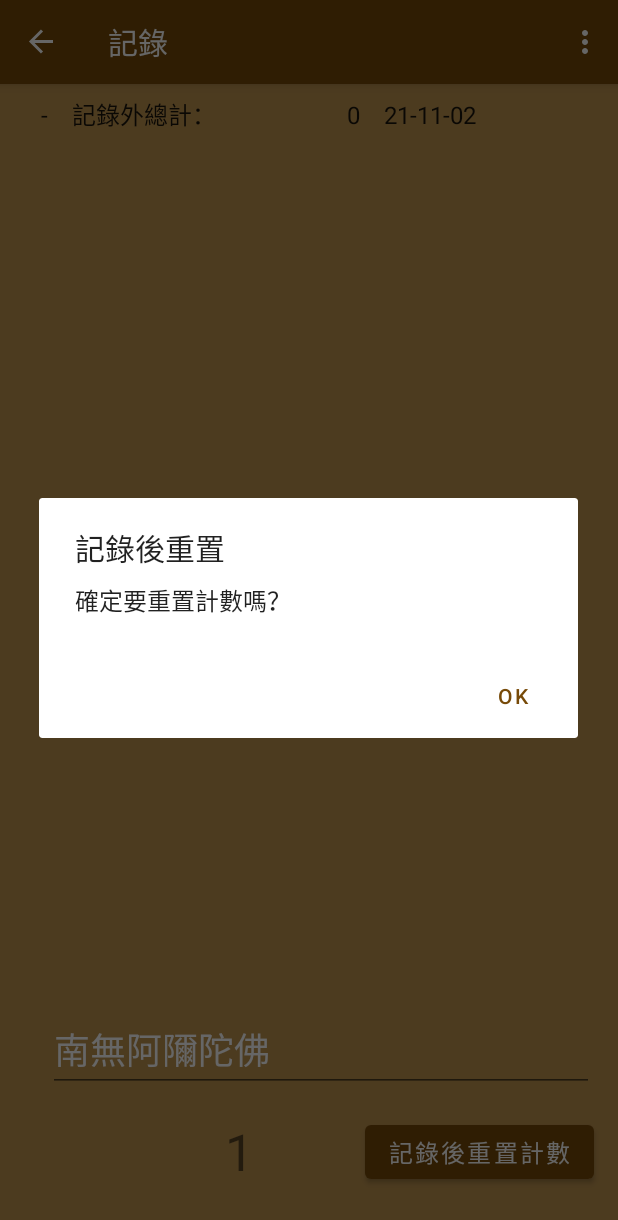
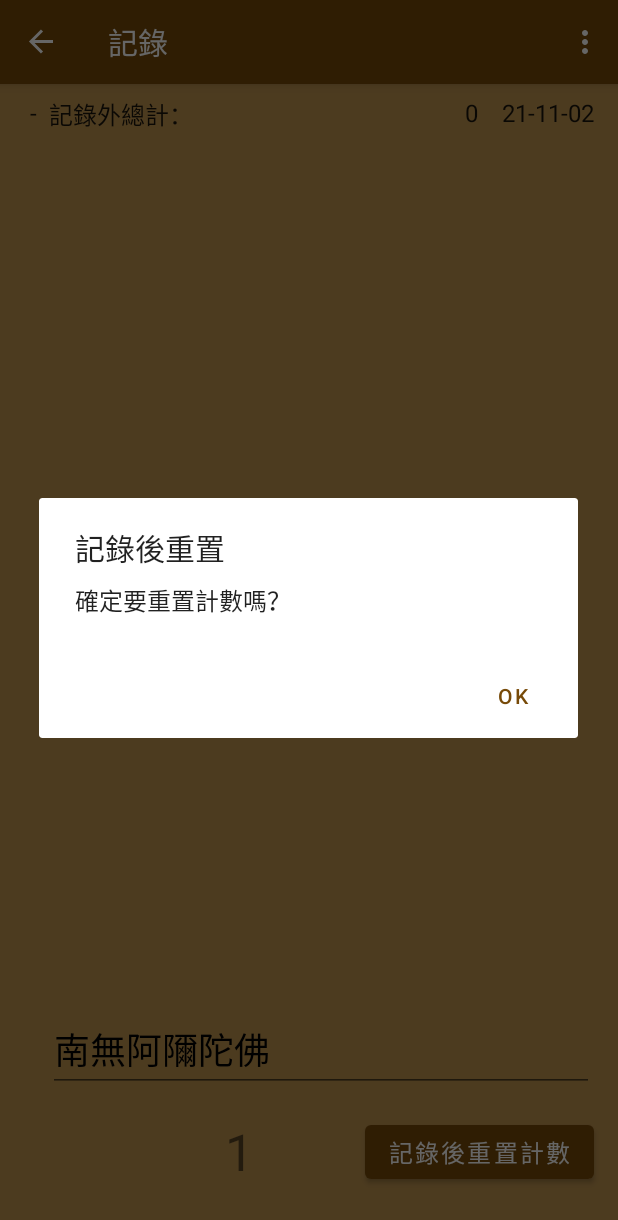
Before and after one commit to alexjean/BuddhaCount, an Android app: the RecordFragment screen opened through its navigation route, after a tap on "記錄後重置計數", on a phone screen of 412 x 824 dp. Shown: the top 1220 px of the screen. Run offline under Robolectric (Android 15) with nearby library versions, the phone set to English and light mode, and no system bars; our stand-ins replace navigation-ui.

Commit message:
chore:item用ConstrainLayout重排, editText multiline

```diff
--- a/app/build.gradle
+++ b/app/build.gradle
@@ -4,7 +4,7 @@ plugins {
 
 android {
     signingConfigs {
-        debug {
+        release {
             storeFile file('C:\\Users\\alexj\\GoogePlayKey.jks')
             storePassword 'loveAlex'
             keyPassword 'loveAlex'
@@ -17,8 +17,8 @@ android {
         applicationId "com.tomorrow_eyes.buddhacount"
         minSdk 26
         targetSdk 30
-        versionCode 3
-        versionName '1.01'
+        versionCode 4
+        versionName '1.02'
 
         testInstrumentationRunner "androidx.test.runner.AndroidJUnitRunner"
     }
@@ -52,8 +52,8 @@ dependencies {
     implementation 'androidx.navigation:navigation-ui:2.3.5'
     implementation 'androidx.legacy:legacy-support-v4:1.0.0'
     implementation 'androidx.recyclerview:recyclerview:1.2.1'
-    implementation 'androidx.lifecycle:lifecycle-livedata-ktx:2.3.1'
-    implementation 'androidx.lifecycle:lifecycle-viewmodel-ktx:2.3.1'
+    implementation 'androidx.lifecycle:lifecycle-livedata-ktx:2.4.0'
+    implementation 'androidx.lifecycle:lifecycle-viewmodel-ktx:2.4.0'
 
     testImplementation 'junit:junit:4.13.2'
     androidTestImplementation 'androidx.test.ext:junit:1.1.3'
--- a/app/src/main/AndroidManifest.xml
+++ b/app/src/main/AndroidManifest.xml
@@ -11,13 +11,13 @@
         android:supportsRtl="true"
         android:theme="@style/Theme.BuddhaCount">
         <activity
+            android:screenOrientation="portrait"
             android:name=".MainActivity"
             android:exported="true"
             android:label="@string/app_name"
             android:theme="@style/Theme.BuddhaCount.NoActionBar">
             <intent-filter>
                 <action android:name="android.intent.action.MAIN" />
-
                 <category android:name="android.intent.category.LAUNCHER" />
             </intent-filter>
         </activity>
--- a/app/src/main/java/com/tomorrow_eyes/buddhacount/RecordFragment.java
+++ b/app/src/main/java/com/tomorrow_eyes/buddhacount/RecordFragment.java
@@ -91,7 +91,8 @@ public class RecordFragment extends Fragment {
 
         binding.buttonReset.setOnClickListener(view1 -> {
             String content = binding.editTextTitle.getText().toString();
-            content=content.replace(",","").trim();  // 不准有逗号
+            content=content.replace(",","");  // 不准有逗号
+            content=content.replace("\n", " ").trim();
             binding.editTextTitle.setText(content);
             String msg = "計數為0, 不入上方列表";
             if (!content.equals(viewModel.getTitle())) {
--- a/app/src/main/res/layout/fragment_item.xml
+++ b/app/src/main/res/layout/fragment_item.xml
@@ -1,37 +1,53 @@
 <?xml version="1.0" encoding="utf-8"?>
-<LinearLayout xmlns:android="http://schemas.android.com/apk/res/android"
+<androidx.constraintlayout.widget.ConstraintLayout xmlns:android="http://schemas.android.com/apk/res/android"
+    xmlns:app="http://schemas.android.com/apk/res-auto"
+    xmlns:tools="http://schemas.android.com/tools"
+    android:id="@+id/linearLayout"
     android:layout_width="match_parent"
     android:layout_height="wrap_content"
-    android:orientation="horizontal">
+    android:layout_margin="8dp">
 
     <TextView
         android:id="@+id/item_number"
-        android:layout_width="24dp"
+        android:layout_width="wrap_content"
         android:layout_height="wrap_content"
-        android:layout_margin="@dimen/text_margin"
+        android:layout_marginStart="8dp"
+        android:layout_marginEnd="8dp"
         android:textAlignment="textEnd"
         android:textAppearance="?attr/textAppearanceListItem"
-        android:visibility="visible" />
+        android:visibility="visible"
+        app:layout_constraintEnd_toStartOf="@+id/content"
+        app:layout_constraintStart_toStartOf="parent"
+        app:layout_constraintTop_toTopOf="parent" />
 
     <TextView
         android:id="@+id/content"
-        android:layout_width="112dp"
+        android:layout_width="0dp"
         android:layout_height="wrap_content"
-        android:layout_margin="@dimen/text_margin"
-        android:textAppearance="?attr/textAppearanceListItem" />
+        android:layout_marginEnd="8dp"
+        android:textAppearance="?attr/textAppearanceListItem"
+        app:layout_constraintEnd_toStartOf="@+id/count"
+        app:layout_constraintStart_toEndOf="@+id/item_number"
+        app:layout_constraintTop_toTopOf="parent" />
 
     <TextView
         android:id="@+id/count"
-        android:layout_width="64dp"
+        android:layout_width="72dp"
         android:layout_height="wrap_content"
-        android:layout_margin="@dimen/text_margin"
+        android:layout_marginEnd="16dp"
         android:textAlignment="textEnd"
-        android:textAppearance="?attr/textAppearanceListItem" />
+        android:textAppearance="?attr/textAppearanceListItem"
+        app:layout_constraintEnd_toStartOf="@+id/mark"
+        app:layout_constraintStart_toEndOf="@+id/content"
+        app:layout_constraintTop_toTopOf="parent" />
 
     <TextView
         android:id="@+id/mark"
         android:layout_width="wrap_content"
         android:layout_height="wrap_content"
-        android:layout_margin="@dimen/text_margin"
-        android:textAppearance="?attr/textAppearanceListItem" />
-</LinearLayout>
+        android:layout_marginEnd="8dp"
+        android:textAppearance="?attr/textAppearanceListItem"
+        app:layout_constraintEnd_toEndOf="parent"
+        app:layout_constraintStart_toEndOf="@+id/count"
+        app:layout_constraintTop_toTopOf="parent" />
+</androidx.constraintlayout.widget.ConstraintLayout>
--- a/app/src/main/res/layout/fragment_record.xml
+++ b/app/src/main/res/layout/fragment_record.xml
@@ -29,7 +29,7 @@
         android:layout_marginEnd="16dp"
         android:layout_marginBottom="32dp"
         android:text="@string/button_reset"
-        android:textColor="@color/white"
+        android:textColor="@android:color/white"
         android:textSize="16sp"
         app:layout_constraintBottom_toBottomOf="parent"
         app:layout_constraintEnd_toEndOf="parent" />
@@ -56,9 +56,9 @@
         android:layout_marginTop="16dp"
         android:layout_marginBottom="16dp"
         android:ems="10"
-        android:inputType="textPersonName"
+        android:inputType="textMultiLine|textPersonName"
         android:text="@string/ksitigarbha"
-        android:textColor="@color/white"
+        android:textColor="@android:color/black"
         android:textSize="24sp"
         app:layout_constraintBottom_toTopOf="@+id/button_reset"
         app:layout_constraintEnd_toEndOf="@+id/button_reset"
--- a/app/src/main/res/values/colors.xml
+++ b/app/src/main/res/values/colors.xml
@@ -6,7 +6,6 @@
     <color name="teal_200">#FF03DAC5</color>
     <color name="teal_700">#FF018786</color>
     <color name="black">#FF000000</color>
-    <color name="white">#FFFFFFFF</color>
     <color name="colorBtn">#8080D0</color>
     <color name="colorWoodenKnocker">#774A08</color>
     <color name="good_background">#A2BED4</color>
--- a/settings.gradle
+++ b/settings.gradle
@@ -3,7 +3,6 @@ dependencyResolutionManagement {
     repositories {
         google()
         mavenCentral()
-        jcenter() // Warning: this repository is going to shut down soon
     }
 }
 rootProject.name = "BuddhaCount"
```
